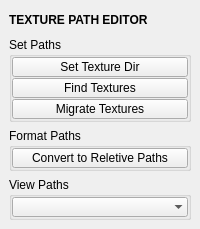
Above: mayatk/mat_utils/texture_path_editor.ui from m3trik/mayatk before the change. Below: the same form after it.
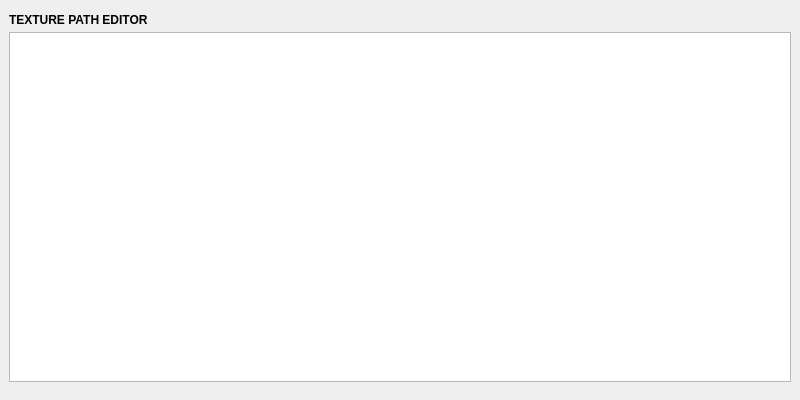
That is the form after the change. Custom widgets are drawn as their Qt base class.

Patch:
```diff
--- a/mayatk/mat_utils/texture_path_editor.ui
+++ b/mayatk/mat_utils/texture_path_editor.ui
@@ -9,8 +9,8 @@
    <rect>
     <x>0</x>
     <y>0</y>
-    <width>200</width>
-    <height>228</height>
+    <width>800</width>
+    <height>400</height>
    </rect>
   </property>
   <property name="tabShape">
@@ -25,15 +25,15 @@
   <widget class="QWidget" name="central_widget">
    <property name="minimumSize">
     <size>
-     <width>200</width>
-     <height>0</height>
+     <width>800</width>
+     <height>400</height>
     </size>
    </property>
    <layout class="QVBoxLayout" name="verticalLayout">
     <item>
      <layout class="QVBoxLayout" name="main_layout">
       <property name="spacing">
-       <number>6</number>
+       <number>1</number>
       </property>
       <property name="sizeConstraint">
        <enum>QLayout::SetFixedSize</enum>
@@ -48,7 +48,7 @@
         </property>
         <property name="maximumSize">
          <size>
-          <width>999</width>
+          <width>9999</width>
           <height>22</height>
          </size>
         </property>
@@ -64,209 +64,13 @@
        </widget>
       </item>
       <item>
-       <widget class="QGroupBox" name="Formatting_2">
-        <property name="title">
-         <string>Set Paths</string>
+       <widget class="TableWidget" name="tbl000">
+        <property name="minimumSize">
+         <size>
+          <width>0</width>
+          <height>350</height>
+         </size>
         </property>
-        <layout class="QVBoxLayout" name="verticalLayout_5">
-         <property name="spacing">
-          <number>1</number>
-         </property>
-         <property name="leftMargin">
-          <number>0</number>
-         </property>
-         <property name="topMargin">
-          <number>0</number>
-         </property>
-         <property name="rightMargin">
-          <number>0</number>
-         </property>
-         <property name="bottomMargin">
-          <number>0</number>
-         </property>
-         <item>
-          <widget class="QPushButton" name="b001">
-           <property name="enabled">
-            <bool>true</bool>
-           </property>
-           <property name="minimumSize">
-            <size>
-             <width>0</width>
-             <height>20</height>
-            </size>
-           </property>
-           <property name="maximumSize">
-            <size>
-             <width>16777215</width>
-             <height>20</height>
-            </size>
-           </property>
-           <property name="toolTip">
-            <string>Set the texture file paths for selected objects.
-The path will be relative if it is within the project's source images directory.</string>
-           </property>
-           <property name="text">
-            <string>Set Texture Dir</string>
-           </property>
-          </widget>
-         </item>
-         <item>
-          <widget class="QPushButton" name="b002">
-           <property name="enabled">
-            <bool>true</bool>
-           </property>
-           <property name="minimumSize">
-            <size>
-             <width>0</width>
-             <height>20</height>
-            </size>
-           </property>
-           <property name="maximumSize">
-            <size>
-             <width>16777215</width>
-             <height>20</height>
-            </size>
-           </property>
-           <property name="toolTip">
-            <string>Find texture files for selected objects by searching recursively from the given source directory.
-Any textures found will be moved to the destination directory.
-
-Note: This will not work with Arnold texture nodes.</string>
-           </property>
-           <property name="text">
-            <string>Find Textures</string>
-           </property>
-          </widget>
-         </item>
-         <item>
-          <widget class="QPushButton" name="b003">
-           <property name="enabled">
-            <bool>true</bool>
-           </property>
-           <property name="minimumSize">
-            <size>
-             <width>0</width>
-             <height>20</height>
-            </size>
-           </property>
-           <property name="maximumSize">
-            <size>
-             <width>16777215</width>
-             <height>20</height>
-            </size>
-           </property>
-           <property name="toolTip">
-            <string>Migrate file textures for selected objects to a new directory.
-First, select the objects with the textures you want to migrate and the directory to migrate from.
-Then, select the directory you want to migrate the textures to.</string>
-           </property>
-           <property name="text">
-            <string>Migrate Textures</string>
-           </property>
-          </widget>
-         </item>
-        </layout>
-       </widget>
-      </item>
-      <item>
-       <widget class="QGroupBox" name="Formatting">
-        <property name="title">
-         <string>Format Paths</string>
-        </property>
-        <layout class="QVBoxLayout" name="verticalLayout_4">
-         <property name="spacing">
-          <number>1</number>
-         </property>
-         <property name="leftMargin">
-          <number>0</number>
-         </property>
-         <property name="topMargin">
-          <number>0</number>
-         </property>
-         <property name="rightMargin">
-          <number>0</number>
-         </property>
-         <property name="bottomMargin">
-          <number>0</number>
-         </property>
-         <item>
-          <widget class="QPushButton" name="b000">
-           <property name="enabled">
-            <bool>true</bool>
-           </property>
-           <property name="minimumSize">
-            <size>
-             <width>0</width>
-             <height>20</height>
-            </size>
-           </property>
-           <property name="maximumSize">
-            <size>
-             <width>16777215</width>
-             <height>20</height>
-            </size>
-           </property>
-           <property name="toolTip">
-            <string>Convert all texture paths to relative paths.</string>
-           </property>
-           <property name="text">
-            <string>Convert to Reletive Paths</string>
-           </property>
-          </widget>
-         </item>
-        </layout>
-       </widget>
-      </item>
-      <item>
-       <widget class="QGroupBox" name="Formatting_3">
-        <property name="title">
-         <string>View Paths</string>
-        </property>
-        <layout class="QVBoxLayout" name="verticalLayout_6">
-         <property name="spacing">
-          <number>1</number>
-         </property>
-         <property name="leftMargin">
-          <number>0</number>
-         </property>
-         <property name="topMargin">
-          <number>0</number>
-         </property>
-         <property name="rightMargin">
-          <number>0</number>
-         </property>
-         <property name="bottomMargin">
-          <number>0</number>
-         </property>
-         <item>
-          <widget class="ComboBox" name="cmb000">
-           <property name="minimumSize">
-            <size>
-             <width>0</width>
-             <height>20</height>
-            </size>
-           </property>
-           <property name="maximumSize">
-            <size>
-             <width>16777215</width>
-             <height>20</height>
-            </size>
-           </property>
-           <property name="toolTip">
-            <string>&lt;html&gt;&lt;head/&gt;&lt;body&gt;&lt;p&gt;Specify the map &lt;span style=&quot; font-weight:600;&quot;&gt;output file format&lt;/span&gt;.&lt;/p&gt;&lt;/body&gt;&lt;/html&gt;</string>
-           </property>
-           <property name="maxVisibleItems">
-            <number>30</number>
-           </property>
-           <property name="sizeAdjustPolicy">
-            <enum>QComboBox::AdjustToContentsOnFirstShow</enum>
-           </property>
-           <property name="frame">
-            <bool>false</bool>
-           </property>
-          </widget>
-         </item>
-        </layout>
        </widget>
       </item>
       <item>
@@ -294,9 +98,9 @@
    <header>uitk.widgets.header.Header.h</header>
   </customwidget>
   <customwidget>
-   <class>ComboBox</class>
-   <extends>QComboBox</extends>
-   <header>uitk.widgets.comboBox.ComboBox.h</header>
+   <class>TableWidget</class>
+   <extends>QTableWidget</extends>
+   <header>uitk.widgets.tableWidget.TableWidget.h</header>
   </customwidget>
  </customwidgets>
  <resources/>
```
